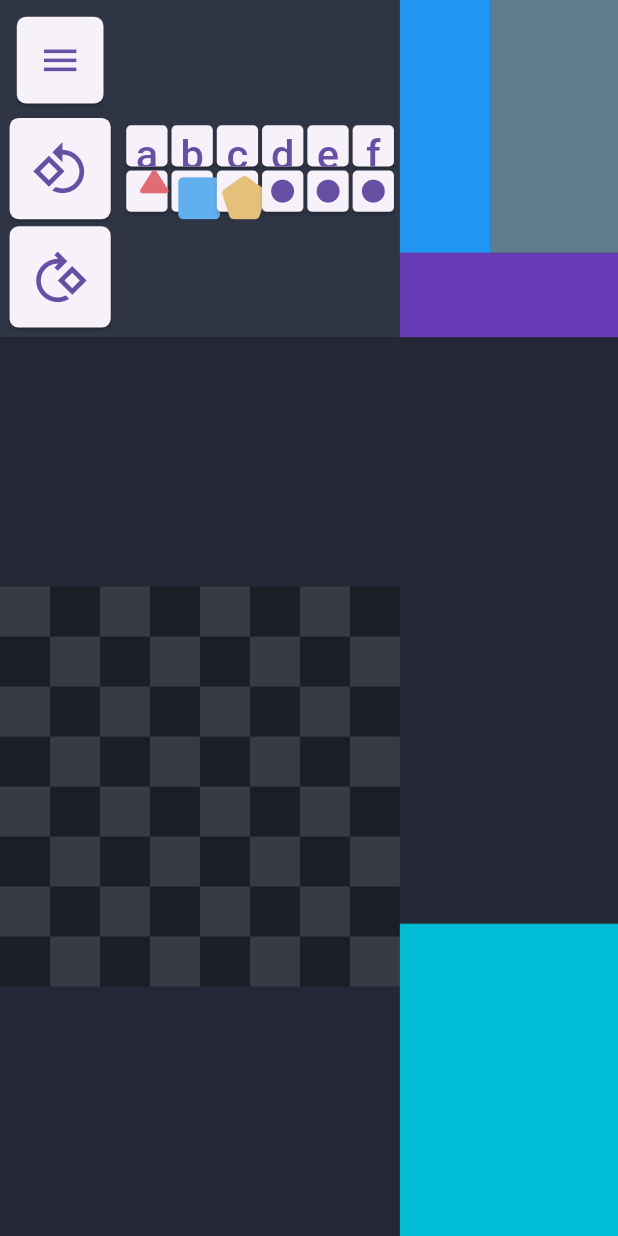
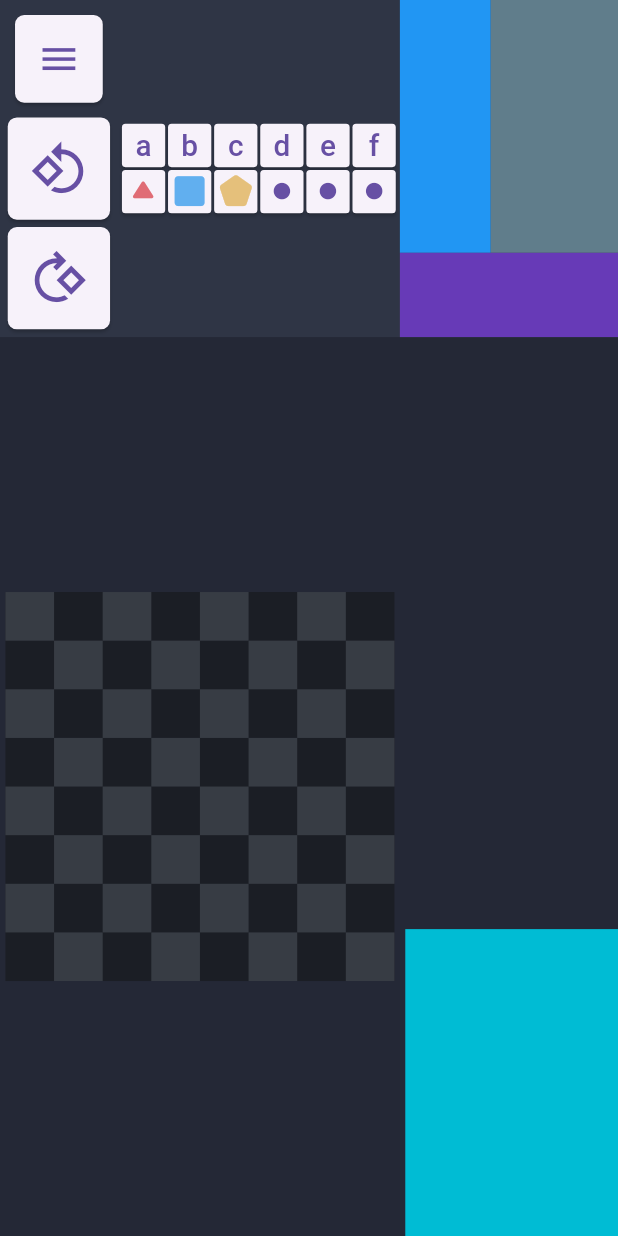
Before and after one commit to Combifightet/bivalenz_world_web, a Flutter app: the screen it shows after launch, on a phone screen of 412 x 824 dp. Run offline on Flutter 3.47's test engine with Material 3 defaults, Android fonts, the light colour scheme and no system bars; missing offline and left inert: logic_expr_tree.

Commit message:
fixed object button scaling + now rendering text on board

```diff
--- a/lib/home_page.dart
+++ b/lib/home_page.dart
@@ -35,7 +35,7 @@ class _HomePageState extends State<HomePage> {
       backgroundColor: backgroundColor,
       body: LayoutBuilder(
         builder: (BuildContext context, BoxConstraints constraints) {
-          uiScale = max(min(constraints.maxHeight, constraints.maxWidth/10*9)/6.4, 64)/97;
+          uiScale = min(constraints.maxHeight, constraints.maxWidth/10*9)/820;
           return Column(
             children: [
               Expanded(
@@ -52,10 +52,9 @@ class _HomePageState extends State<HomePage> {
                               padding: EdgeInsets.all(6*uiScale),
                               child: AspectRatio(
                                 aspectRatio:  1/3,
-                                child: Expanded(
-                                  child: RotateExport(
-                                  ),
-                                ),
+                                // child: Expanded(
+                                  child: RotateExport(),
+                                // ),
                               ),
                             ),
                             Expanded(
@@ -117,11 +116,14 @@ class _HomePageState extends State<HomePage> {
                       // child: Padding(
                         // padding: EdgeInsets.all(8*uiScale),
                         child: Center(
-                          child: AspectRatio(
-                            aspectRatio: 1,
-                            child: FolWorldBoard(
-                              uiScale: uiScale,
-                            )
+                          child: Padding(
+                            padding: EdgeInsets.all(8*uiScale),
+                            child: AspectRatio(
+                              aspectRatio: 1,
+                              child: FolWorldBoard(
+                                uiScale: uiScale,
+                              )
+                            ),
                           ),
                         ),
                       // )
--- a/lib/object_buttons.dart
+++ b/lib/object_buttons.dart
@@ -24,8 +24,7 @@ class ObjectButtons extends StatefulWidget {
 //   tet   cube  dodec  small  medium large
 
 class _ObjectButtonsState extends State<ObjectButtons> {
-  List<Widget> buttons1 = [];
-  List<Widget> buttons2 = [];
+  double uiScale = 1;
 
   void _addConst(String chr) {
     if (selectedTile!=null) {
@@ -60,29 +59,28 @@ class _ObjectButtonsState extends State<ObjectButtons> {
     }
   }
 
-  @override
-  void initState() {
-    super.initState();
+  List<Widget> buttons1(double uiScale) {
+    List<Widget> buttons = [];
 
     for (String chr in ['a','b','c','d','e','f']) {
-      buttons1.add(
+      buttons.add(
         Expanded(
           child: Padding(
-            padding: EdgeInsets.all(2*widget.uiScale),
+            padding: EdgeInsets.all(2*uiScale),
             child: ElevatedButton(
               onPressed: () => _addConst(chr),
               style: ButtonStyle(
                 padding: const WidgetStatePropertyAll(EdgeInsets.zero),
                 shape: WidgetStateProperty.all<RoundedRectangleBorder>(
                   RoundedRectangleBorder(
-                    borderRadius: BorderRadius.circular(5*widget.uiScale),
+                    borderRadius: BorderRadius.circular(5*uiScale),
                   )
                 ),
               ),
               child: Text(
                 chr,
                 style: TextStyle(
-                  fontSize: 42*widget.uiScale
+                  fontSize: 42*uiScale
                 ),
               )
             ),
@@ -90,65 +88,76 @@ class _ObjectButtonsState extends State<ObjectButtons> {
         )
       );
     }
+    return buttons;
+  }
+
+  List<Widget> buttons2(double uiScale) {
+    List<Widget> buttons = [];
     for (ObjectType type in [ObjectType.Tet, ObjectType.Cube, ObjectType.Dodec]) {
-      buttons2.add(
+      buttons.add(
         Expanded(
           child: Padding(
-            padding: EdgeInsets.all(2*widget.uiScale),
+            padding: EdgeInsets.all(2*uiScale),
             child: ElevatedButton(
               onPressed: () => _createObj(type),
               style: ButtonStyle(
                 padding: const WidgetStatePropertyAll(EdgeInsets.zero),
                 shape: WidgetStateProperty.all<RoundedRectangleBorder>(
                   RoundedRectangleBorder(
-                    borderRadius: BorderRadius.circular(5*widget.uiScale),
+                    borderRadius: BorderRadius.circular(5*uiScale),
                   )
                 ),
               ),
               child: type==ObjectType.Tet
                 ? Transform.rotate(
                     angle: -90*pi/180,
-                    child: Icon(Icons.play_arrow_rounded, color: redAccentColor, size: 56*widget.uiScale)
+                    child: Icon(Icons.play_arrow_rounded, color: redAccentColor, size: 56*uiScale)
                   )
                 : type==ObjectType.Cube
-                  ? Icon(Icons.square_rounded, color: blueAccentColor, size: 56*widget.uiScale)
-                  : Icon(Icons.pentagon_rounded, color: yellowAccentColor, size: 56*widget.uiScale),
+                  ? Icon(Icons.square_rounded, color: blueAccentColor, size: 56*uiScale)
+                  : Icon(Icons.pentagon_rounded, color: yellowAccentColor, size: 56*uiScale),
             ),
           ),
         )
       );
     }
     for (ObjectSize size in [ObjectSize.Small, ObjectSize.Medium, ObjectSize.Large]) {
-      buttons2.add(
+      buttons.add(
         Expanded(
           child: Padding(
-            padding: EdgeInsets.all(2*widget.uiScale),
+            padding: EdgeInsets.all(2*uiScale),
             child: ElevatedButton(
               onPressed: () => _modifySize(size),
               style: ButtonStyle(
                 padding: const WidgetStatePropertyAll(EdgeInsets.zero),
                 shape: WidgetStateProperty.all<RoundedRectangleBorder>(
                   RoundedRectangleBorder(
-                    borderRadius: BorderRadius.circular(5*widget.uiScale),
+                    borderRadius: BorderRadius.circular(5*uiScale),
                   )
                 ),
               ),
               child: Icon(
                 Icons.circle_rounded,
-                size: (size.index+2)*14*widget.uiScale,
+                size: (size.index+2)*14*uiScale,
               )
             ),
           ),
         )
       );
     }
+    return buttons;
   }
+
 
   @override
   Widget build(BuildContext context) {
     return AspectRatio(
       aspectRatio: 6/2,
-      child: Column(
+      child: LayoutBuilder(
+        builder: (BuildContext context, BoxConstraints constraints) {
+          uiScale = min(constraints.maxHeight, constraints.maxWidth/3)/130;
+
+          return Column(
             mainAxisAlignment: MainAxisAlignment.spaceEvenly,
             crossAxisAlignment: CrossAxisAlignment.center,
             children: [
@@ -156,17 +165,19 @@ class _ObjectButtonsState extends State<ObjectButtons> {
                 child: Row(
                   mainAxisAlignment: MainAxisAlignment.spaceEvenly,
                   crossAxisAlignment: CrossAxisAlignment.stretch,
-              children: buttons1,
+                  children: buttons1(uiScale),
                 ),
               ),
               Expanded(
                 child: Row(
                   mainAxisAlignment: MainAxisAlignment.spaceEvenly,
                   crossAxisAlignment: CrossAxisAlignment.stretch,
-              children: buttons2,
+                  children: buttons2(uiScale),
                 ),
               )
             ],
+          );
+        }
       )
     );
   }
```
Also changed, not shown: lib/fol_world_board.dart (+29 -14 lines). Lines whose indentation alone changed are shown as unchanged.
